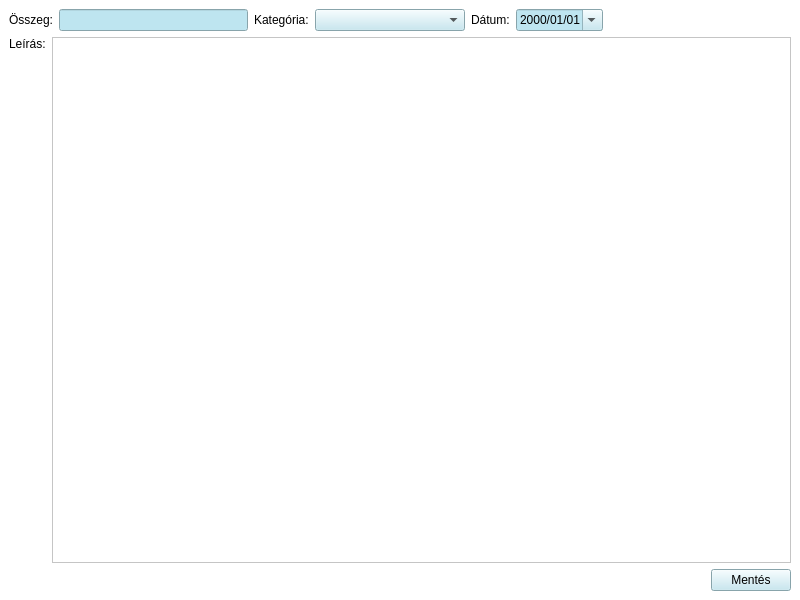
This is FamilyFinancies/activityshoppingitem.ui in DannyFreecs/FamilyBudgetSimple as Qt 5 draws it before an edit. The edited form follows.
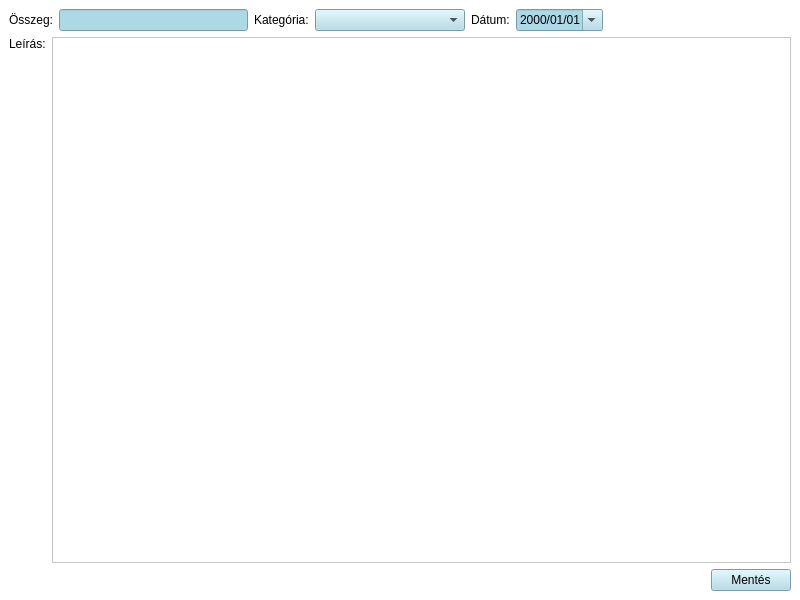
This is the edited form.

```diff
--- a/FamilyFinancies/activityshoppingitem.ui
+++ b/FamilyFinancies/activityshoppingitem.ui
@@ -30,7 +30,10 @@
       <item>
        <widget class="QLineEdit" name="lineEditCost">
         <property name="styleSheet">
-         <string notr="true">background-color: rgb(190, 229, 240);</string>
+         <string notr="true">background-color: rgb(173, 216, 230);</string>
+        </property>
+        <property name="alignment">
+         <set>Qt::AlignRight|Qt::AlignTrailing|Qt::AlignVCenter</set>
         </property>
        </widget>
       </item>
@@ -50,7 +53,7 @@
          </size>
         </property>
         <property name="styleSheet">
-         <string notr="true">background-color: rgb(190, 229, 240);</string>
+         <string notr="true">background-color: rgb(173, 216, 230);</string>
         </property>
        </widget>
       </item>
@@ -64,7 +67,7 @@
       <item>
        <widget class="QDateEdit" name="dateEdit">
         <property name="styleSheet">
-         <string notr="true">background-color: rgb(190, 229, 240);</string>
+         <string notr="true">background-color: rgb(173, 216, 230);</string>
         </property>
         <property name="displayFormat">
          <string>yyyy/MM/dd</string>
@@ -112,7 +115,7 @@
        </size>
       </property>
       <property name="styleSheet">
-       <string notr="true">background-color: rgb(190, 229, 240);</string>
+       <string notr="true">background-color: rgb(173, 216, 230);</string>
       </property>
       <property name="text">
        <string>Mentés</string>
```
